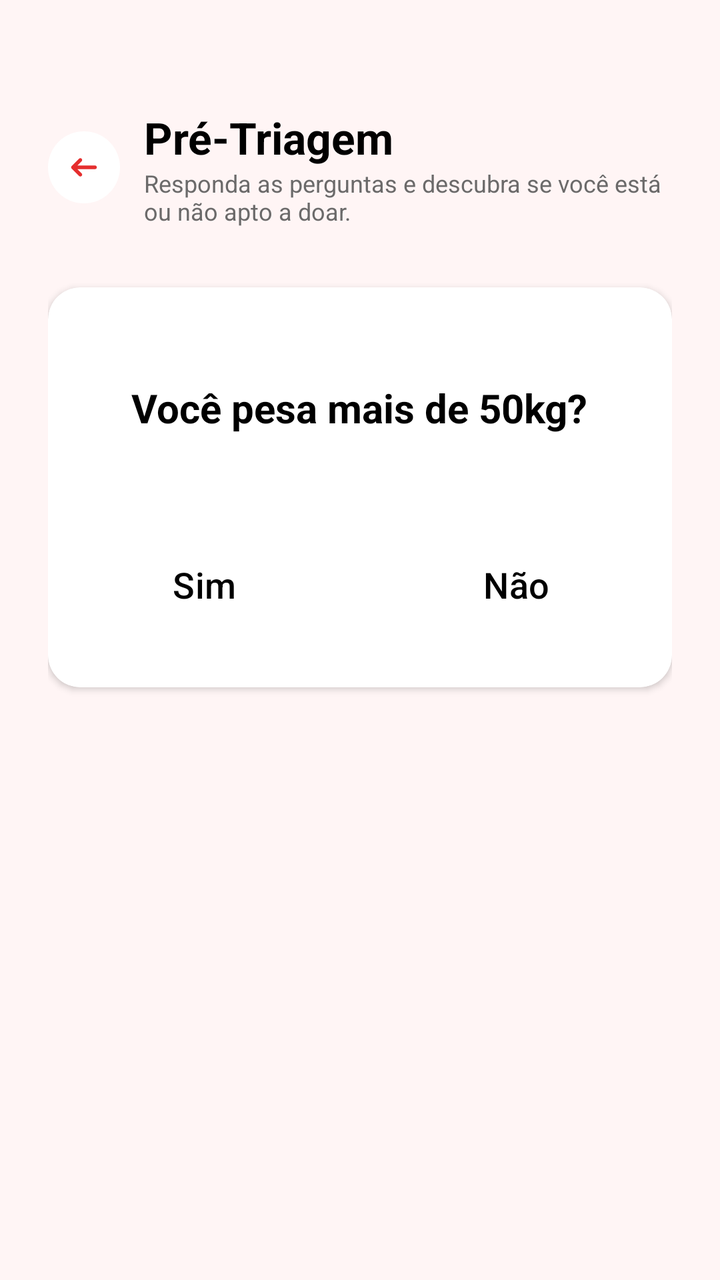
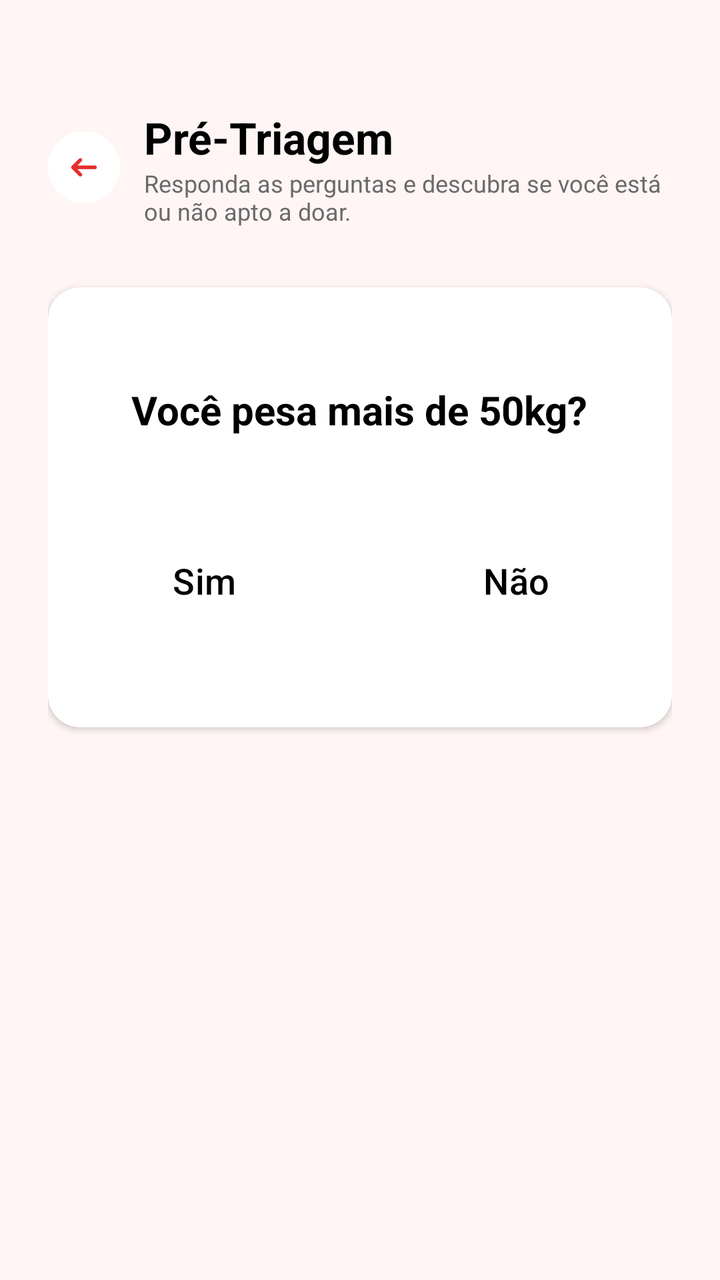

Screens rendered from an Android XML layout before and after an edit, with the pre-edit source and the edit as a unified diff.
<!-- AndroidManifest.xml: application theme Theme.Hemo_Conecta -->
<!-- res/layout/fragment_quest2.xml -->
<?xml version="1.0" encoding="utf-8"?>
<androidx.constraintlayout.widget.ConstraintLayout
    xmlns:android="http://schemas.android.com/apk/res/android"
    xmlns:app="http://schemas.android.com/apk/res-auto"
    android:layout_width="match_parent"
    android:layout_height="match_parent"
    android:background="@color/background">

    <ScrollView
        android:layout_width="0dp"
        android:layout_height="match_parent"
        android:fillViewport="true"
        app:layout_constraintBottom_toTopOf="parent"
        app:layout_constraintEnd_toEndOf="parent"
        app:layout_constraintHorizontal_bias="0.0"
        app:layout_constraintStart_toStartOf="parent"
        app:layout_constraintTop_toTopOf="parent"
        app:layout_constraintVertical_bias="0.0">

        <LinearLayout

            android:padding="24dp"
            android:layout_width="match_parent"
            android:layout_height="wrap_content"
            android:orientation="vertical">

            
            <LinearLayout
                android:layout_width="match_parent"
                android:layout_height="wrap_content"
                android:gravity="center_vertical"
                android:orientation="horizontal">

                <FrameLayout
                    android:layout_width="36dp"
                    android:layout_height="36dp"
                    android:background="@drawable/bg_icon"
                    android:backgroundTint="@color/white">

                    <ImageView
                        android:layout_width="22dp"
                        android:layout_height="22dp"
                        android:layout_gravity="center"
                        android:contentDescription="Voltar"
                        android:src="@drawable/ic_back" />
                </FrameLayout>

                <LinearLayout
                    android:layout_width="match_parent"
                    android:layout_height="wrap_content"
                    android:layout_marginStart="12dp"
                    android:orientation="vertical">

                    <TextView
                        android:layout_width="wrap_content"
                        android:layout_height="wrap_content"
                        android:text="@string/pagName"
                        android:textColor="@color/black"
                        android:textSize="22sp"
                        android:textStyle="bold"
                        android:layout_marginTop="30dp"/>

                    <TextView
                        android:layout_width="wrap_content"
                        android:layout_height="wrap_content"
                        android:text="@string/text"
                        android:textColor="@color/cinza"
                        android:textSize="12sp"
                        android:layout_marginBottom="30dp"/>
                </LinearLayout>
            </LinearLayout>

            
            <androidx.cardview.widget.CardView
                xmlns:android="http://schemas.android.com/apk/res/android"
                xmlns:app="http://schemas.android.com/apk/res-auto"
                android:layout_width="match_parent"
                android:layout_height="200dp"
                android:layout_marginBottom="12dp"
                app:cardCornerRadius="16dp"
                app:cardElevation="2dp">

                <LinearLayout
                    android:layout_width="match_parent"
                    android:layout_height="200dp"
                    android:orientation="vertical"
                    >

                    <LinearLayout
                        android:layout_width="match_parent"
                        android:layout_height="wrap_content"
                        android:orientation="vertical"
                        android:gravity="center"
                        android:layout_weight="1">

                        <TextView
                            android:layout_width="wrap_content"
                            android:layout_height="wrap_content"

                            android:id="@+id/perguntaText"
                            android:text="@string/pergunta2"
                            android:textColor="@color/black"
                            android:textSize="20sp"
                            android:textStyle="bold"
                            android:layout_marginTop="30dp"
                            android:padding="8dp"/>

                    </LinearLayout>

                    
                    <LinearLayout
                        android:id="@+id/linearEscolha"
                        android:layout_width="match_parent"
                        android:layout_height="wrap_content"
                        android:layout_weight="1"
                        android:orientation="horizontal">

                        <Button
                            android:layout_width="wrap_content"
                            android:layout_height="wrap_content"
                            android:layout_weight="1"
                            android:text="@string/opcao1"
                            android:textColor="@color/black"
                            android:backgroundTint="@color/white"
                            android:padding="18dp"
                            android:textSize="18sp"
                            android:layout_marginTop="24dp"
                            android:id="@+id/opcaoSim_bt" />

                        <Button
                            android:layout_width="wrap_content"
                            android:layout_height="wrap_content"
                            android:layout_weight="1"
                            android:text="@string/opcao2"
                            android:textColor="@color/black"
                            android:backgroundTint="@color/white"
                            android:padding="18dp"
                            android:textSize="18sp"
                            android:layout_marginTop="24dp"
                            android:id="@+id/opcaoNao" />
                    </LinearLayout>


                </LinearLayout>
            </androidx.cardview.widget.CardView>
        </LinearLayout>
    </ScrollView>
</androidx.constraintlayout.widget.ConstraintLayout>
<!-- resources referenced by this layout -->
<resources>
  <color name="background">#FFF5F5</color>
  <color name="black">#000000</color>
  <color name="cinza">#6B6A6A</color>
  <color name="white">#FFFFFF</color>
  <!-- drawable bg_icon (drawable) -->
  <?xml version="1.0" encoding="utf-8"?>
  <shape xmlns:android="http://schemas.android.com/apk/res/android"
      android:shape="oval">
  </shape>
  <!-- drawable ic_back (drawable) -->
  <vector xmlns:android="http://schemas.android.com/apk/res/android" android:height="30dp" android:viewportHeight="512" android:viewportWidth="512" android:width="30dp">
        
      <path android:fillColor="#FFFFFF" android:pathData="M0,0v512h512V0H0zM469.33,469.33H42.67V42.67h426.67V469.33z"/>
        
      <path android:fillColor="#E52E2E" android:pathData="M110.93,243.24c-0.23,0.3 -0.46,0.6 -0.67,0.91c-0.2,0.3 -0.38,0.62 -0.57,0.93c-0.17,0.28 -0.35,0.56 -0.51,0.86c-0.17,0.32 -0.31,0.65 -0.47,0.97c-0.14,0.31 -0.3,0.61 -0.43,0.92c-0.13,0.31 -0.24,0.64 -0.35,0.96c-0.12,0.34 -0.25,0.67 -0.35,1.01c-0.1,0.32 -0.17,0.65 -0.25,0.97c-0.09,0.35 -0.19,0.7 -0.26,1.05c-0.07,0.38 -0.12,0.75 -0.17,1.13c-0.04,0.31 -0.1,0.62 -0.14,0.93c-0.14,1.4 -0.14,2.81 0,4.21c0.03,0.31 0.09,0.62 0.14,0.93c0.05,0.38 0.1,0.76 0.17,1.13c0.07,0.36 0.17,0.7 0.26,1.05c0.08,0.32 0.15,0.65 0.25,0.97c0.1,0.34 0.23,0.68 0.35,1.01c0.12,0.32 0.22,0.64 0.35,0.96c0.13,0.31 0.28,0.62 0.43,0.92c0.15,0.32 0.3,0.65 0.47,0.97c0.16,0.29 0.34,0.57 0.51,0.86c0.19,0.31 0.36,0.63 0.57,0.93c0.21,0.31 0.44,0.61 0.67,0.91c0.19,0.25 0.37,0.52 0.57,0.76c0.44,0.54 0.9,1.05 1.39,1.54c0.01,0.01 0.01,0.02 0.02,0.02l85.33,85.33c8.33,8.33 21.84,8.33 30.17,0c8.33,-8.33 8.33,-21.84 0,-30.17l-48.92,-48.92H384c11.78,0 21.33,-9.55 21.33,-21.33s-9.55,-21.33 -21.33,-21.33H179.5l48.92,-48.92c8.33,-8.33 8.33,-21.84 0,-30.17s-21.84,-8.33 -30.17,0l-85.33,85.33c-0.01,0.01 -0.01,0.02 -0.02,0.02c-0.49,0.49 -0.95,1 -1.39,1.54C111.3,242.73 111.12,242.99 110.93,243.24z"/>
      
  </vector>
  <string name="opcao1">Sim</string>
  <string name="opcao2">Não</string>
  <string name="pagName">Pré-Triagem</string>
  <string name="pergunta2">Você pesa mais de 50kg?</string>
  <string name="text">Responda as perguntas e descubra se você está ou não apto a doar. </string>
  <style name="Theme.Hemo_Conecta" parent="Base.Theme.Hemo_Conecta" />
  <style name="Base.Theme.Hemo_Conecta" parent="Theme.Material3.DayNight.NoActionBar">
          
          
      </style>
</resources>

<!-- the commit's change to res/layout/fragment_quest2.xml (unified diff, before → after) -->
@@ -75,7 +75,7 @@
                 xmlns:android="http://schemas.android.com/apk/res/android"
                 xmlns:app="http://schemas.android.com/apk/res-auto"
                 android:layout_width="match_parent"
-                android:layout_height="200dp"
+                android:layout_height="220dp"
                 android:layout_marginBottom="12dp"
                 app:cardCornerRadius="16dp"
                 app:cardElevation="2dp">
@@ -124,7 +124,7 @@
                             android:backgroundTint="@color/white"
                             android:padding="18dp"
                             android:textSize="18sp"
-                            android:layout_marginTop="24dp"
+                            android:layout_marginTop="20dp"
                             android:id="@+id/opcaoSim_bt" />
 
                         <Button
@@ -136,7 +136,7 @@
                             android:backgroundTint="@color/white"
                             android:padding="18dp"
                             android:textSize="18sp"
-                            android:layout_marginTop="24dp"
+                            android:layout_marginTop="20dp"
                             android:id="@+id/opcaoNao" />
                     </LinearLayout>
 
